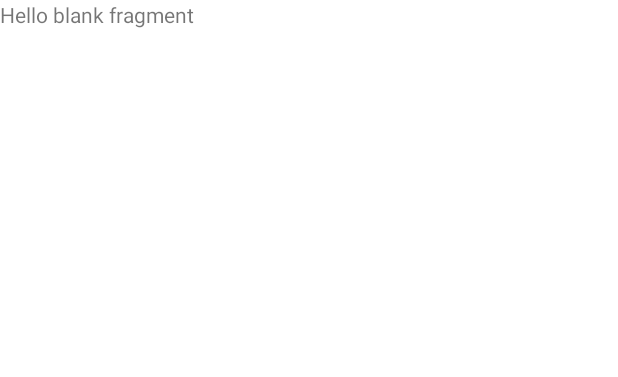
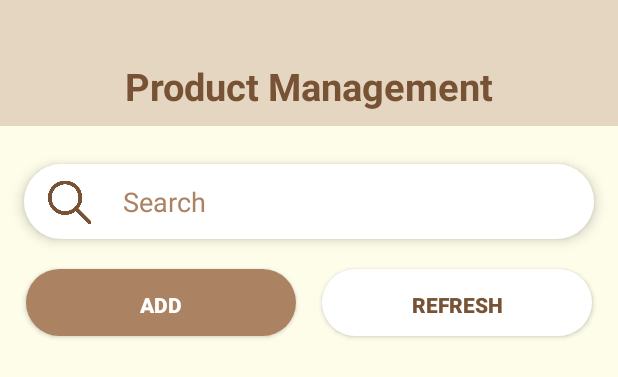
Before and after one commit to thaichihien/PetIntoAdmin, an Android app: the layout fragment_product_management.xml on its own in the app's theme, with its tools: preview values and no code run, on a phone screen of 412 x 824 dp. Shown: the top 377 px of the screen. Run offline under Robolectric (Android 15) with nearby library versions, the phone set to English and light mode, and no system bars.

Commit message:
product_management interface

```diff
--- /dev/null
+++ b/app/src/main/res/drawable/third_button_background.xml
@@ -0,0 +1,46 @@
+<?xml version="1.0" encoding="utf-8"?>
+<selector xmlns:android="http://schemas.android.com/apk/res/android">
+    <item android:state_pressed="true">
+        <layer-list>
+            <!-- SHADOW -->
+            <!--            <item>-->
+            <!--                <shape>-->
+            <!--                    <solid android:color="#102746"/>-->
+            <!--                    <corners android:radius="19dp"/>-->
+
+            <!--                </shape>-->
+            <!--            </item>-->
+            <!-- BUTTON -->
+            <item android:bottom="5px">
+                <shape>
+                    <solid android:color="#B1A992"/>
+                    <corners android:radius="100dp"/>
+                </shape>
+            </item>
+        </layer-list>
+
+    </item>
+    <item android:state_enabled="true">
+        <layer-list>
+            <!-- SHADOW -->
+            <!--            <item>-->
+            <!--                <shape>-->
+            <!--                    <solid android:color="@color/black"/>-->
+            <!--                    &lt;!&ndash; alttan gölge &ndash;&gt;-->
+            <!--                    <corners android:radius="19dp"/>-->
+            <!--                </shape>-->
+            <!--            </item>-->
+            <!-- BUTTON alttan gölge
+              android:right="5px" to make it round-->
+            <item
+                android:bottom="5px"
+                >
+                <shape>
+                    <solid android:color="@color/white"/>
+                    <corners android:radius="100dp"/>
+                </shape>
+            </item>
+        </layer-list>
+    </item>
+
+</selector>
--- a/app/src/main/res/layout/fragment_product_management.xml
+++ b/app/src/main/res/layout/fragment_product_management.xml
@@ -1,14 +1,104 @@
 <?xml version="1.0" encoding="utf-8"?>
-<FrameLayout xmlns:android="http://schemas.android.com/apk/res/android"
+<androidx.constraintlayout.widget.ConstraintLayout xmlns:android="http://schemas.android.com/apk/res/android"
     xmlns:tools="http://schemas.android.com/tools"
     android:layout_width="match_parent"
     android:layout_height="match_parent"
+    android:background="@color/background_light"
+    xmlns:app="http://schemas.android.com/apk/res-auto"
     tools:context=".views.fragments.ProductManagementFragment">
 
-    <!-- TODO: Update blank fragment layout -->
-    <TextView
+    <androidx.constraintlayout.widget.ConstraintLayout
+        android:id="@+id/constraintLayout"
         android:layout_width="match_parent"
-        android:layout_height="match_parent"
-        android:text="@string/hello_blank_fragment" />
+        android:layout_height="wrap_content"
+        android:background="@color/background_dark"
+        android:paddingHorizontal="9dp"
+        android:paddingTop="40dp"
+        android:paddingBottom="9dp"
+        app:layout_constraintEnd_toEndOf="parent"
+        app:layout_constraintStart_toStartOf="parent"
+        app:layout_constraintTop_toTopOf="parent">
 
-</FrameLayout>
+        <TextView
+            android:layout_width="wrap_content"
+            android:layout_height="wrap_content"
+            android:text="Product Management"
+            android:textColor="@color/main_dark"
+            android:textSize="@dimen/header_text_size"
+            android:textStyle="bold"
+            app:layout_constraintBottom_toBottomOf="parent"
+            app:layout_constraintEnd_toEndOf="parent"
+            app:layout_constraintStart_toStartOf="parent"
+            app:layout_constraintTop_toTopOf="parent" />
+
+    </androidx.constraintlayout.widget.ConstraintLayout>
+
+    <RelativeLayout
+        android:id="@+id/relativeLayout"
+        android:layout_width="380dp"
+        android:layout_height="50dp"
+        android:layout_marginTop="25dp"
+        android:background="@drawable/field_background"
+        android:elevation="5dp"
+        android:padding="10dp"
+        app:layout_constraintEnd_toEndOf="parent"
+        app:layout_constraintStart_toStartOf="parent"
+        app:layout_constraintTop_toBottomOf="@+id/constraintLayout">
+
+        <ImageView
+            android:id="@+id/searchIcon"
+            android:layout_width="40dp"
+            android:layout_height="40dp"
+            android:layout_centerVertical="true"
+            android:src="@drawable/search_icon" />
+
+        <EditText
+            android:id="@+id/etSearchProduct"
+            android:layout_width="match_parent"
+            android:layout_height="wrap_content"
+            android:layout_centerVertical="true"
+            android:layout_marginStart="16dp"
+            android:layout_toEndOf="@+id/searchIcon"
+            android:background="@android:color/transparent"
+            android:hint="Search"
+            android:inputType="text"
+            android:maxLines="1"
+            android:textColor="@color/main_dark"
+            android:textColorHint="@color/main_light" />
+    </RelativeLayout>
+
+    <androidx.appcompat.widget.AppCompatButton
+        android:id="@+id/btnAdd"
+        android:layout_width="180dp"
+        android:layout_height="wrap_content"
+        android:layout_marginTop="20dp"
+        android:background="@drawable/primary_button_background"
+        android:text="ADD"
+        android:textColor="@color/white"
+        android:textStyle="bold"
+        app:layout_constraintEnd_toStartOf="@+id/btnRefresh"
+        app:layout_constraintStart_toStartOf="parent"
+        app:layout_constraintTop_toBottomOf="@+id/relativeLayout" />
+
+    <androidx.appcompat.widget.AppCompatButton
+        android:id="@+id/btnRefresh"
+        android:layout_width="180dp"
+        android:layout_height="wrap_content"
+        android:layout_marginTop="20dp"
+        android:background="@drawable/third_button_background"
+        android:text="REFRESH"
+        android:textColor="@color/main_dark"
+        android:textStyle="bold"
+        app:layout_constraintEnd_toEndOf="parent"
+        app:layout_constraintStart_toEndOf="@+id/btnAdd"
+        app:layout_constraintTop_toBottomOf="@+id/relativeLayout" />
+
+    <androidx.recyclerview.widget.RecyclerView
+        android:layout_width="409dp"
+        android:layout_height="wrap_content"
+        android:layout_marginTop="20dp"
+        app:layout_constraintEnd_toEndOf="parent"
+        app:layout_constraintStart_toStartOf="parent"
+        app:layout_constraintTop_toBottomOf="@+id/btnAdd" />
+
+</androidx.constraintlayout.widget.ConstraintLayout>
--- a/app/src/main/res/values/colors.xml
+++ b/app/src/main/res/values/colors.xml
@@ -8,7 +8,15 @@
     <color name="black">#FF000000</color>
     <color name="white">#FFFFFFFF</color>
 
+    <!-- Pet Into theme colors    -->
+    <color name="background_light">#FEFDEA</color>
+    <color name="background_dark">#E5D6C1</color>
+    <color name="main_light">#AB8262</color>
+    <color name="main_medium">#927459</color>
     <color name="main_dark">#775234</color>
-    <color name="background_light">#FEF9EA</color>
-    <color name="main_light">#AB8262</color>
+    <color name="delete">#E7ECFC</color>
+    <color name="service_booking_item">#FEF9EA</color>
+    <color name="main_light_30">#4DAB8262</color>
+    <color name="loading_dark">#D1BAA4</color>
+    <color name="loading_light">#F6F2F0</color>
 </resources>
--- /dev/null
+++ b/app/src/main/res/values/dimens.xml
@@ -0,0 +1,4 @@
+<resources>
+    <dimen name="fab_margin">16dp</dimen>
+    <dimen name="header_text_size">25sp</dimen>
+</resources>
```
Also changed, not shown: app/src/main/res/drawable/search_icon.png (added).
